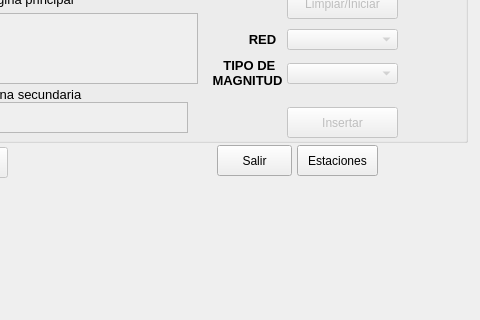
Qt form procesamiento/src/ui/reporte.ui (RSA-Proyectos/rsa_sismologia) before a commit; both pictures show x 93 to 573 and y 368 to 688 of the 573 by 770 pixel window.
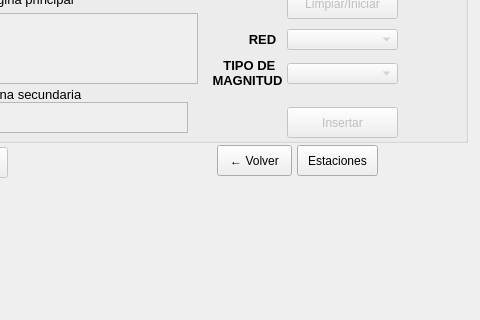
The same form after that commit.

Commit message: feat(procesamiento,hidropaute): integra FASTHYPO/Virtual, respaldo incremental DIA/ZIP, UX Volver y migrador Hidropaute

Diff of the .ui file:
```diff
--- a/procesamiento/src/ui/reporte.ui
+++ b/procesamiento/src/ui/reporte.ui
@@ -930,7 +930,7 @@
      </rect>
     </property>
     <property name="text">
-     <string>Salir</string>
+     <string>← Volver</string>
     </property>
    </widget>
    <widget class="QPushButton" name="Btn_guardar">
```
The commit also changes 23 other files.
